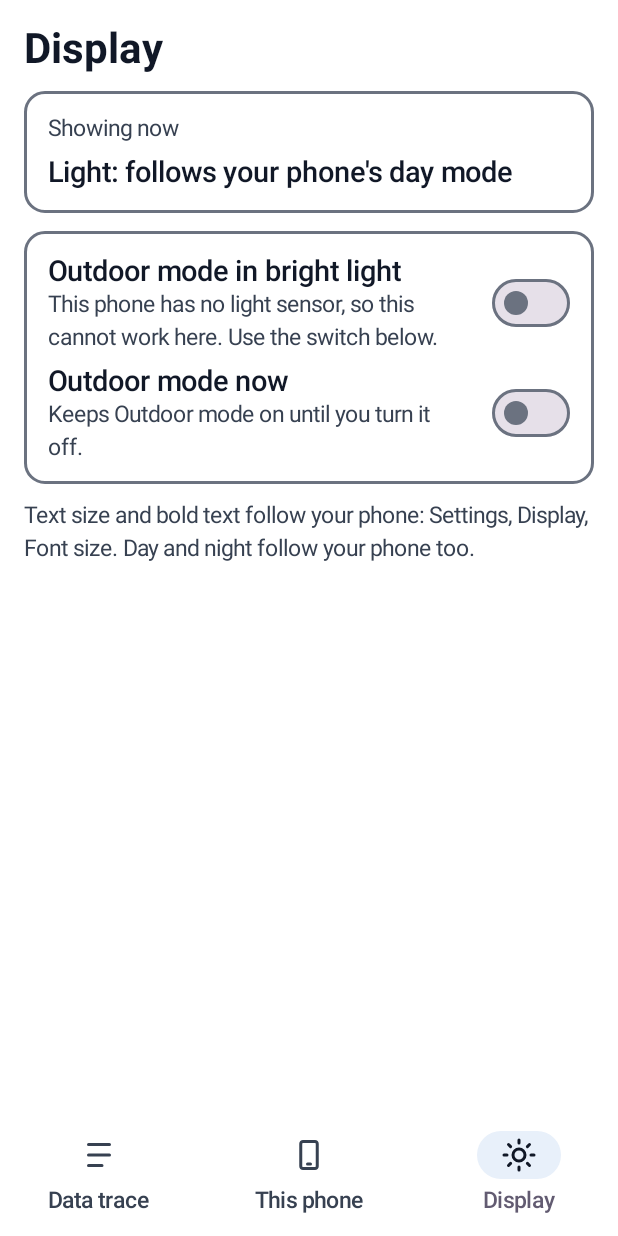
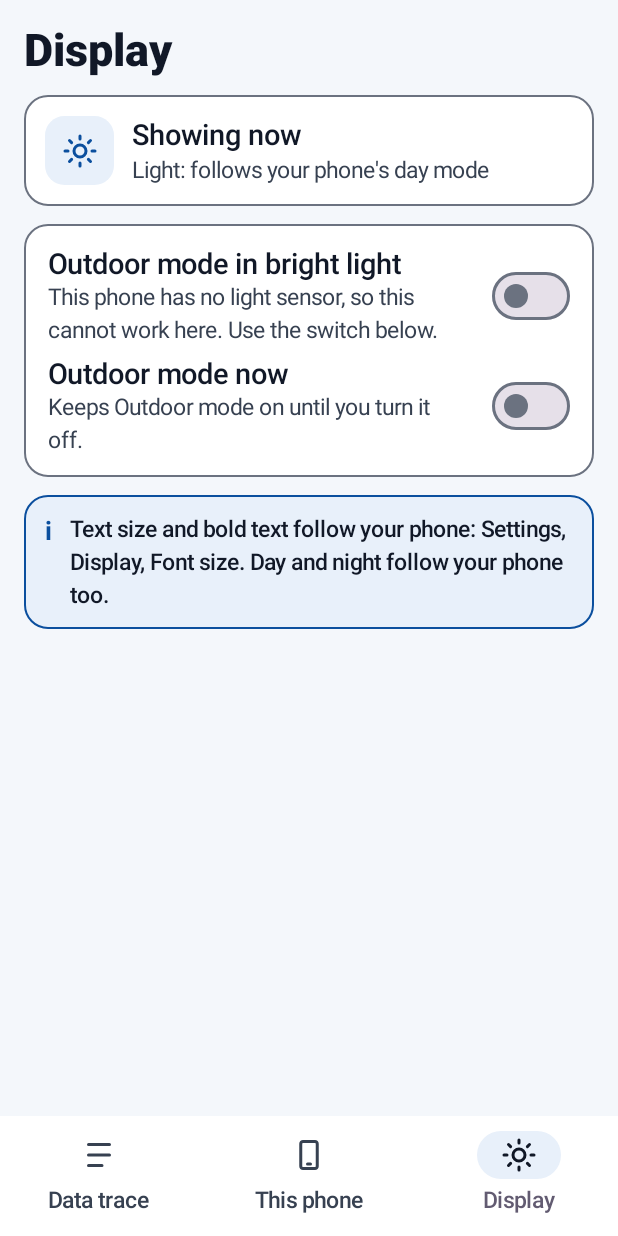
Before and after one commit to bala11836/ERPNext_Owncloud_Stalwart_Integrations, an Android app built with Jetpack Compose: the screen it shows after launch (MainActivity), item 3 of the bottom bar chosen, on a phone screen of 412 x 824 dp. Run offline under Robolectric (Android 15) with nearby library versions, the phone set to English and light mode, and no system bars; our stand-ins replace navigation suite.

Commit message:
Native Android app, Phase 0 (part 4): the look of the agreed mock-ups in the building blocks
- Day look: a cool white page with white cards. Three status tints join the
  tested palette (a status and the text on its tint keep 7:1; Outdoor mode
  uses heavy lines and no tints).
- New building blocks: RowCard (an icon in a tinted square, a title, one
  line, a status pill; the pill moves under the text at large font sizes),
  Pill (always a mark and a word) and Notice (a tinted card that tells and
  can never be tapped). Corners 16, titles 30 extra bold.
- Data trace, This phone and Display are built from them; two icons added.
- Tests: the contrast test covers the tints; a screen test reads the state
  and the stopping point from the row card; the repository test checks that
  status lines, pills and notices cannot be tapped.

Checked with Gradle 9.9.2 on Windows: gradle checkAll (43 tests, lint,
build), tests/test_mobile_native.py 13 of 13, check_repository, client
identity. Installed on an Oppo (Android 15): starts; the look itself not yet
judged by a person.

Co-Authored-By: Claude Fable 5.2 <noreply@anthropic.com>

```diff
--- a/mobile-native/app/src/main/kotlin/com/example/erp/app/DisplayScreen.kt
+++ b/mobile-native/app/src/main/kotlin/com/example/erp/app/DisplayScreen.kt
@@ -32,15 +32,15 @@ fun DisplayScreen(
     Column(Modifier.fillMaxSize().verticalScroll(rememberScrollState()).padding(Look.Gap), verticalArrangement = Arrangement.spacedBy(12.dp)) {
         Column(Modifier.widthIn(max = 640.dp), verticalArrangement = Arrangement.spacedBy(12.dp)) {
             Text("Display", style = MaterialTheme.typography.headlineMedium, color = Look.Ink)
-            Panel {
-                val now = when (palette) {
+            RowCard(
+                R.drawable.ic_display,
+                "Showing now",
+                when (palette) {
                     Palettes.OUTDOOR -> "Outdoor: strongest contrast, larger text"
                     Palettes.DARK -> "Dark: follows your phone's night mode"
                     else -> "Light: follows your phone's day mode"
-                }
-                Text("Showing now", style = MaterialTheme.typography.bodyMedium, color = Look.Muted)
-                Text(now, style = MaterialTheme.typography.titleMedium, color = Look.Ink)
-            }
+                },
+            )
             Panel {
                 SwitchRow(
                     "Outdoor mode in bright light",
@@ -50,11 +50,7 @@ fun DisplayScreen(
                 )
                 SwitchRow("Outdoor mode now", "Keeps Outdoor mode on until you turn it off.", checked = forced, onChange = onForced)
             }
-            Text(
-                "Text size and bold text follow your phone: Settings, Display, Font size. Day and night follow your phone too.",
-                style = MaterialTheme.typography.bodyMedium,
-                color = Look.Muted,
-            )
+            Notice(StatusKind.INFO, "Text size and bold text follow your phone: Settings, Display, Font size. Day and night follow your phone too.")
             if (lux != null) Text("Light sensor: ${lux.toInt()} lux (test builds)", style = MaterialTheme.typography.bodyMedium, color = Look.Muted)
         }
     }
--- a/mobile-native/app/src/main/kotlin/com/example/erp/app/Parts.kt
+++ b/mobile-native/app/src/main/kotlin/com/example/erp/app/Parts.kt
@@ -1,15 +1,19 @@
 package com.example.erp.app
 
 import androidx.compose.foundation.BorderStroke
+import androidx.compose.foundation.background
 import androidx.compose.foundation.layout.Arrangement
+import androidx.compose.foundation.layout.Box
 import androidx.compose.foundation.layout.Column
 import androidx.compose.foundation.layout.Row
 import androidx.compose.foundation.layout.fillMaxWidth
 import androidx.compose.foundation.layout.heightIn
 import androidx.compose.foundation.layout.padding
+import androidx.compose.foundation.layout.size
+import androidx.compose.foundation.selection.toggleable
 import androidx.compose.foundation.shape.RoundedCornerShape
-import androidx.compose.foundation.selection.toggleable
 import androidx.compose.material3.Button
+import androidx.compose.material3.Icon
 import androidx.compose.material3.MaterialTheme
 import androidx.compose.material3.Surface
 import androidx.compose.material3.Switch
@@ -18,6 +22,8 @@ import androidx.compose.runtime.Composable
 import androidx.compose.ui.Alignment
 import androidx.compose.ui.Modifier
 import androidx.compose.ui.graphics.Color
+import androidx.compose.ui.platform.LocalDensity
+import androidx.compose.ui.res.painterResource
 import androidx.compose.ui.semantics.Role
 import androidx.compose.ui.text.font.FontWeight
 import androidx.compose.ui.unit.dp
@@ -29,6 +35,7 @@ enum class StatusKind(val mark: String, val word: String) {
     WARN("!", "Check"),
     BAD("✕", "Failed"),
     NONE("–", "Not reached"),
+    INFO("i", "Note"),
 }
 
 @Composable
@@ -37,6 +44,16 @@ private fun StatusKind.color(): Color = when (this) {
     StatusKind.WARN -> Look.Warn
     StatusKind.BAD -> Look.Bad
     StatusKind.NONE -> Look.Muted
+    StatusKind.INFO -> Look.Accent
+}
+
+/** The quiet colour behind a pill or notice of this kind. */
+@Composable
+private fun StatusKind.tint(): Color = when (this) {
+    StatusKind.OK -> Look.OkSoft
+    StatusKind.WARN -> Look.WarnSoft
+    StatusKind.BAD -> Look.BadSoft
+    StatusKind.NONE, StatusKind.INFO -> Look.Soft
 }
 
 /**
@@ -49,6 +66,68 @@ fun Status(kind: StatusKind, text: String, modifier: Modifier = Modifier) {
         Text(kind.mark, color = kind.color(), fontWeight = FontWeight.Bold, style = MaterialTheme.typography.bodyLarge)
         Text(text, color = kind.color(), fontWeight = FontWeight.SemiBold, style = MaterialTheme.typography.bodyLarge)
     }
+}
+
+/** A short status word in a rounded tint, always with its mark, so it never depends on colour alone. */
+@Composable
+fun Pill(kind: StatusKind, word: String, modifier: Modifier = Modifier) {
+    Surface(modifier, shape = RoundedCornerShape(50), color = kind.tint(), border = BorderStroke(Look.LineWidth, kind.color()), contentColor = kind.color()) {
+        Row(Modifier.padding(horizontal = 10.dp, vertical = 4.dp), horizontalArrangement = Arrangement.spacedBy(5.dp), verticalAlignment = Alignment.CenterVertically) {
+            Text(kind.mark, fontWeight = FontWeight.Bold, style = MaterialTheme.typography.labelMedium)
+            Text(word, style = MaterialTheme.typography.labelMedium)
+        }
+    }
+}
+
+/**
+ * A tinted card that tells the person something: amber for "do this first", blue for "good to know", red for a
+ * fault. Like [Status] it is never tappable, so its text must never name a tap.
+ */
+@Composable
+fun Notice(kind: StatusKind, text: String, modifier: Modifier = Modifier) {
+    Surface(modifier.fillMaxWidth(), shape = RoundedCornerShape(Look.Corner), color = kind.tint(), border = BorderStroke(Look.LineWidth, kind.color()), contentColor = Look.Ink) {
+        Row(Modifier.padding(14.dp), horizontalArrangement = Arrangement.spacedBy(12.dp), verticalAlignment = Alignment.Top) {
+            Text(kind.mark, color = kind.color(), fontWeight = FontWeight.Bold, style = MaterialTheme.typography.bodyLarge)
+            Text(text, fontWeight = FontWeight.Medium, style = MaterialTheme.typography.bodyMedium)
+        }
+    }
+}
+
+/**
+ * The row card: an icon in a tinted square, a title, one line of text and, when it has a state, a pill on the
+ * right. With large text on the phone the pill moves under the text, so nothing is squeezed. With [onClick] the
+ * whole card is one tap target.
+ */
+@Composable
+fun RowCard(
+    icon: Int,
+    title: String,
+    text: String,
+    modifier: Modifier = Modifier,
+    pill: Pair<StatusKind, String>? = null,
+    selected: Boolean = false,
+    onClick: (() -> Unit)? = null,
+) {
+    val pillBelow = LocalDensity.current.fontScale > 1.3f
+    val shape = RoundedCornerShape(Look.Corner)
+    val border = BorderStroke(if (selected) 2.dp else Look.LineWidth, if (selected) Look.Accent else Look.Line)
+    val color = if (selected) Look.Soft else Look.Surface
+    val inside = @Composable {
+        Row(Modifier.padding(14.dp), horizontalArrangement = Arrangement.spacedBy(12.dp), verticalAlignment = Alignment.CenterVertically) {
+            Box(Modifier.size(46.dp).background(if (selected) Look.Surface else Look.Soft, RoundedCornerShape(13.dp)), contentAlignment = Alignment.Center) {
+                Icon(painterResource(icon), contentDescription = null, tint = Look.Accent)
+            }
+            Column(Modifier.weight(1f), verticalArrangement = Arrangement.spacedBy(3.dp)) {
+                Text(title, style = MaterialTheme.typography.titleMedium)
+                if (text.isNotEmpty()) Text(text, style = MaterialTheme.typography.bodyMedium, color = Look.Muted)
+                if (pill != null && pillBelow) Pill(pill.first, pill.second)
+            }
+            if (pill != null && !pillBelow) Pill(pill.first, pill.second)
+        }
+    }
+    val size = modifier.fillMaxWidth().heightIn(min = Look.Touch)
+    if (onClick != null) Surface(onClick, size, shape = shape, border = border, color = color, contentColor = Look.Ink, content = inside)
+    else Surface(size, shape = shape, border = border, color = color, contentColor = Look.Ink, content = inside)
 }
 
 /**
@@ -65,14 +144,14 @@ fun ActionMessage(kind: StatusKind, text: String, actionLabel: String, onAct: ()
 
 @Composable
 fun Panel(modifier: Modifier = Modifier, content: @Composable () -> Unit) {
-    Surface(modifier.fillMaxWidth(), shape = RoundedCornerShape(14.dp), border = BorderStroke(2.dp, Look.Line), color = Look.Surface, contentColor = Look.Ink) {
+    Surface(modifier.fillMaxWidth(), shape = RoundedCornerShape(Look.Corner), border = BorderStroke(Look.LineWidth, Look.Line), color = Look.Surface, contentColor = Look.Ink) {
         Column(Modifier.padding(Look.Gap), verticalArrangement = Arrangement.spacedBy(10.dp)) { content() }
     }
 }
 
 @Composable
 fun MainButton(label: String, onClick: () -> Unit, modifier: Modifier = Modifier) {
-    Button(onClick, modifier.fillMaxWidth().heightIn(min = Look.Touch), shape = RoundedCornerShape(14.dp)) {
+    Button(onClick, modifier.fillMaxWidth().heightIn(min = Look.Touch), shape = RoundedCornerShape(Look.Corner)) {
         Text(label, style = MaterialTheme.typography.labelLarge)
     }
 }
--- a/mobile-native/app/src/main/kotlin/com/example/erp/app/PhoneScreen.kt
+++ b/mobile-native/app/src/main/kotlin/com/example/erp/app/PhoneScreen.kt
@@ -19,21 +19,25 @@ import androidx.compose.ui.Modifier
 import androidx.compose.ui.unit.dp
 
 /** What the app needs from this phone, checked for real. The same check opens onboarding later (screen A2). */
-class PhoneCheck(val lines: List<Pair<StatusKind, String>>, val usable: Boolean)
+class PhoneLine(val kind: StatusKind, val icon: Int, val title: String, val text: String)
+
+class PhoneCheck(val lines: List<PhoneLine>, val usable: Boolean)
 
 fun checkPhone(context: Context): PhoneCheck {
-    val lines = mutableListOf<Pair<StatusKind, String>>()
     val strong = BiometricManager.from(context).canAuthenticate(BIOMETRIC_STRONG)
-    lines += when (strong) {
-        BiometricManager.BIOMETRIC_SUCCESS -> StatusKind.OK to "Fingerprint sensor: ready"
-        BiometricManager.BIOMETRIC_ERROR_NONE_ENROLLED -> StatusKind.WARN to "Fingerprint sensor: no fingerprint saved yet. Add yours in the phone's Settings."
-        BiometricManager.BIOMETRIC_ERROR_NO_HARDWARE -> StatusKind.BAD to "Fingerprint sensor: this phone has none. The app cannot keep a key here."
-        else -> StatusKind.BAD to "Fingerprint sensor: not usable right now (code $strong)"
+    val (kind, text) = when (strong) {
+        BiometricManager.BIOMETRIC_SUCCESS -> StatusKind.OK to "Ready to use."
+        BiometricManager.BIOMETRIC_ERROR_NONE_ENROLLED -> StatusKind.WARN to "No fingerprint saved yet. Add yours in the phone's Settings."
+        BiometricManager.BIOMETRIC_ERROR_NO_HARDWARE -> StatusKind.BAD to "This phone has none. The app cannot keep a key here."
+        else -> StatusKind.BAD to "Not usable right now (code $strong)."
     }
     val strongBox = context.packageManager.hasSystemFeature(PackageManager.FEATURE_STRONGBOX_KEYSTORE)
-    lines += StatusKind.OK to if (strongBox) "Secure chip: separate chip (StrongBox)" else "Secure chip: built into the processor"
-    // The app cannot be installed below Android 9, so a running app is always on a supported version.
-    lines += StatusKind.OK to "Android ${Build.VERSION.RELEASE}: supported"
+    val lines = listOf(
+        PhoneLine(kind, R.drawable.ic_fingerprint, "Fingerprint sensor", text),
+        PhoneLine(StatusKind.OK, R.drawable.ic_chip, "Secure chip", if (strongBox) "A separate chip (StrongBox)." else "Built into the processor."),
+        // The app cannot be installed below Android 9, so a running app is always on a supported version.
+        PhoneLine(StatusKind.OK, R.drawable.ic_phone, "Android ${Build.VERSION.RELEASE}", "Supported."),
+    )
     return PhoneCheck(lines, usable = strong == BiometricManager.BIOMETRIC_SUCCESS)
 }
 
@@ -44,8 +48,8 @@ fun PhoneScreen(check: PhoneCheck, model: String, version: String) {
         Column(Modifier.widthIn(max = 640.dp), verticalArrangement = Arrangement.spacedBy(12.dp)) {
             Text("This phone", style = MaterialTheme.typography.headlineMedium, color = Look.Ink)
             Text(model, style = MaterialTheme.typography.bodyLarge, color = Look.Ink)
-            Panel { check.lines.forEach { (kind, text) -> Status(kind, text) } }
-            Status(
+            for (line in check.lines) RowCard(line.icon, line.title, line.text, pill = line.kind to line.kind.word)
+            Notice(
                 if (check.usable) StatusKind.OK else StatusKind.WARN,
                 if (check.usable) "This phone can keep a fingerprint-locked key." else "This phone cannot keep a fingerprint-locked key yet.",
             )
--- a/mobile-native/app/src/main/kotlin/com/example/erp/app/Theme.kt
+++ b/mobile-native/app/src/main/kotlin/com/example/erp/app/Theme.kt
@@ -10,6 +10,7 @@ import androidx.compose.runtime.staticCompositionLocalOf
 import androidx.compose.ui.graphics.Color
 import androidx.compose.ui.text.TextStyle
 import androidx.compose.ui.text.font.FontWeight
+import androidx.compose.ui.unit.Dp
 import androidx.compose.ui.unit.dp
 import androidx.compose.ui.unit.sp
 import com.example.erp.core.Palette
@@ -35,6 +36,13 @@ object Look {
     val Ok: Color @Composable get() = LocalPalette.current.ok.color
     val Warn: Color @Composable get() = LocalPalette.current.warn.color
     val Bad: Color @Composable get() = LocalPalette.current.bad.color
+    val OkSoft: Color @Composable get() = LocalPalette.current.okSoft.color
+    val WarnSoft: Color @Composable get() = LocalPalette.current.warnSoft.color
+    val BadSoft: Color @Composable get() = LocalPalette.current.badSoft.color
+
+    /** Thin lines; heavy ones in Outdoor mode. */
+    val LineWidth: Dp @Composable get() = if (LocalPalette.current == Palettes.OUTDOOR) 2.dp else 1.dp
+    val Corner = 16.dp
 
     /** Touch targets are at least this tall (gloves, one hand). */
     val Touch = 56.dp
@@ -46,7 +54,7 @@ private fun type(outdoor: Boolean): Typography {
     val more = if (outdoor) 2 else 0
     val body = if (outdoor) FontWeight.Medium else FontWeight.Normal
     return Typography(
-        headlineMedium = TextStyle(fontSize = (28 + more).sp, lineHeight = (34 + more).sp, fontWeight = FontWeight.Bold),
+        headlineMedium = TextStyle(fontSize = (30 + more).sp, lineHeight = (36 + more).sp, fontWeight = FontWeight.ExtraBold),
         titleMedium = TextStyle(fontSize = (19 + more).sp, lineHeight = (26 + more).sp, fontWeight = FontWeight.SemiBold),
         bodyLarge = TextStyle(fontSize = (17 + more).sp, lineHeight = (25 + more).sp, fontWeight = body),
         bodyMedium = TextStyle(fontSize = (15 + more).sp, lineHeight = (22 + more).sp, fontWeight = body),
--- /dev/null
+++ b/mobile-native/app/src/main/res/drawable/ic_chip.xml
@@ -0,0 +1,4 @@
+<?xml version="1.0" encoding="utf-8"?>
+<vector xmlns:android="http://schemas.android.com/apk/res/android" android:width="24dp" android:height="24dp" android:viewportWidth="24" android:viewportHeight="24">
+    <path android:fillColor="#00000000" android:strokeColor="#FF111827" android:strokeWidth="2" android:strokeLineCap="round" android:strokeLineJoin="round" android:pathData="M8,6h8a2,2 0,0 1,2 2v8a2,2 0,0 1,-2 2h-8a2,2 0,0 1,-2 -2v-8a2,2 0,0 1,2 -2zM10,10h4v4h-4zM9.5,3v3M14.5,3v3M9.5,18v3M14.5,18v3M3,9.5h3M3,14.5h3M18,9.5h3M18,14.5h3" />
+</vector>
--- /dev/null
+++ b/mobile-native/app/src/main/res/drawable/ic_fingerprint.xml
@@ -0,0 +1,4 @@
+<?xml version="1.0" encoding="utf-8"?>
+<vector xmlns:android="http://schemas.android.com/apk/res/android" android:width="24dp" android:height="24dp" android:viewportWidth="24" android:viewportHeight="24">
+    <path android:fillColor="#00000000" android:strokeColor="#FF111827" android:strokeWidth="1.8" android:strokeLineCap="round" android:pathData="M5,9.5a7.5,7.5 0,0 1,14 0M4,14v-1.5a8,8 0,0 1,1 -3.6M20,14v-1.5a8,8 0,0 0,-1 -3.6M7.5,18.5c0.4,-1.6 0.5,-3.2 0.5,-5a4,4 0,0 1,8 0c0,2.3 -0.2,4.3 -0.7,6M12,13v2.5c0,2 -0.3,3.8 -0.9,5.5" />
+</vector>
--- a/mobile-native/app/src/main/res/values/themes.xml
+++ b/mobile-native/app/src/main/res/values/themes.xml
@@ -4,5 +4,5 @@
     <style name="AppStart" parent="android:Theme.Material.Light.NoActionBar">
         <item name="android:windowBackground">@color/start_ground</item>
     </style>
-    <color name="start_ground">#FFFFFF</color>
+    <color name="start_ground">#F4F7FB</color>
 </resources>
--- a/mobile-native/core/src/main/kotlin/com/example/erp/core/Palette.kt
+++ b/mobile-native/core/src/main/kotlin/com/example/erp/core/Palette.kt
@@ -26,20 +26,24 @@ data class Palette(
     val ok: Long,
     val warn: Long,
     val bad: Long,
+    /** Quiet tints behind a status pill or notice of that kind. */
+    val okSoft: Long,
+    val warnSoft: Long,
+    val badSoft: Long,
 ) {
     /** The colours that carry text or a status mark. */
     val inks: Map<String, Long> get() = mapOf("text" to text, "muted" to muted, "accent" to accent, "ok" to ok, "warn" to warn, "bad" to bad)
 }
 
 object Palettes {
-    /** Follows the phone in day mode. Sunlight-first: text contrast of 7:1 or more. */
-    val LIGHT = Palette("light", 0xFFFFFF, 0xFFFFFF, 0x111827, 0x374151, 0x0B4F9E, 0xFFFFFF, 0x6B7280, 0xE8F0FA, 0x0E5A2C, 0x703C00, 0x9B1717)
+    /** Follows the phone in day mode: a cool white page with white cards. Sunlight-first: text contrast of 7:1 or more. */
+    val LIGHT = Palette("light", 0xF4F7FB, 0xFFFFFF, 0x111827, 0x374151, 0x0B4F9E, 0xFFFFFF, 0x6B7280, 0xE8F0FA, 0x0E5A2C, 0x703C00, 0x9B1717, 0xD9F2E1, 0xFDECCB, 0xFDEBEB)
 
     /** Follows the phone in night mode: a near-black ground and softened colours, so it does not glare. */
-    val DARK = Palette("dark", 0x0F141A, 0x18212B, 0xE8EEF3, 0xB4C0CC, 0x8FC1FF, 0x06223F, 0x7C8A99, 0x1E3350, 0x7FD9A0, 0xF3BE72, 0xFFA3A3)
+    val DARK = Palette("dark", 0x0F141A, 0x18212B, 0xE8EEF3, 0xB4C0CC, 0x8FC1FF, 0x06223F, 0x7C8A99, 0x1E3350, 0x7FD9A0, 0xF3BE72, 0xFFA3A3, 0x143524, 0x3A2A10, 0x40191C)
 
-    /** Outdoor mode, for direct sun: always light, the strongest contrast, heavy lines. */
-    val OUTDOOR = Palette("outdoor", 0xFFFFFF, 0xFFFFFF, 0x000000, 0x1F2937, 0x08366E, 0xFFFFFF, 0x111827, 0xDCE9FA, 0x0A4521, 0x5C3200, 0x7A0F0F)
+    /** Outdoor mode, for direct sun: always light, the strongest contrast, heavy lines, no tints behind a status. */
+    val OUTDOOR = Palette("outdoor", 0xFFFFFF, 0xFFFFFF, 0x000000, 0x1F2937, 0x08366E, 0xFFFFFF, 0x111827, 0xDCE9FA, 0x0A4521, 0x5C3200, 0x7A0F0F, 0xFFFFFF, 0xFFFFFF, 0xFFFFFF)
 
     val all = listOf(LIGHT, DARK, OUTDOOR)
 
```
Also changed, not shown: mobile-native/app/src/main/kotlin/com/example/erp/app/TraceScreen.kt (+16 -22 lines), 4 other files.
